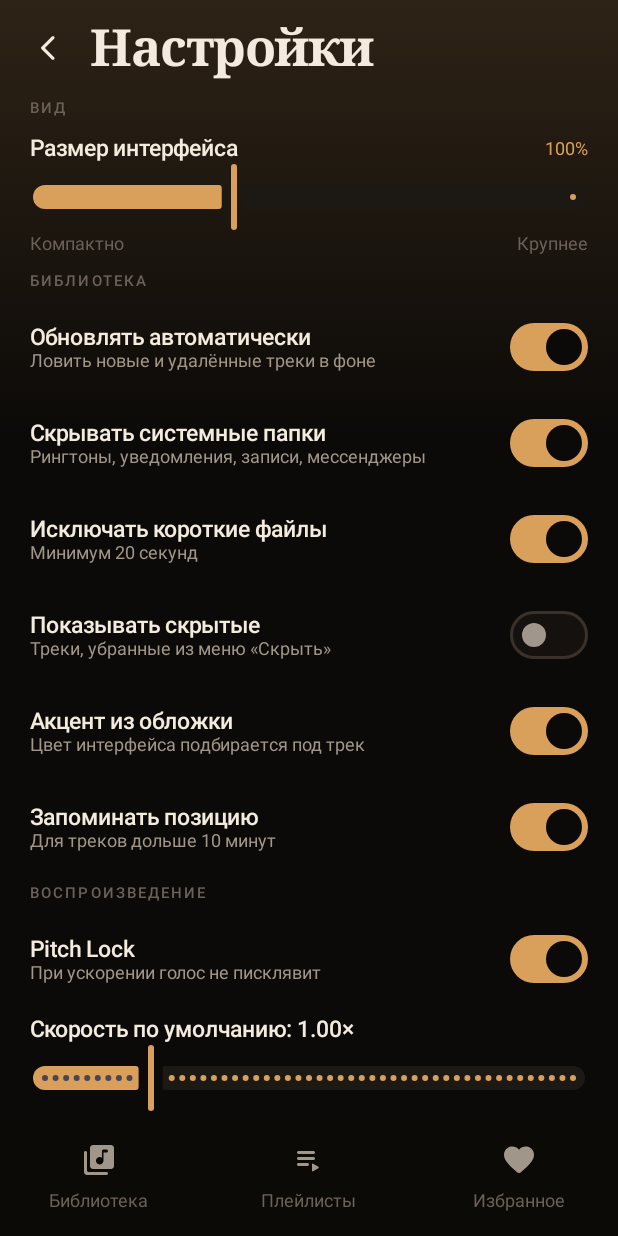
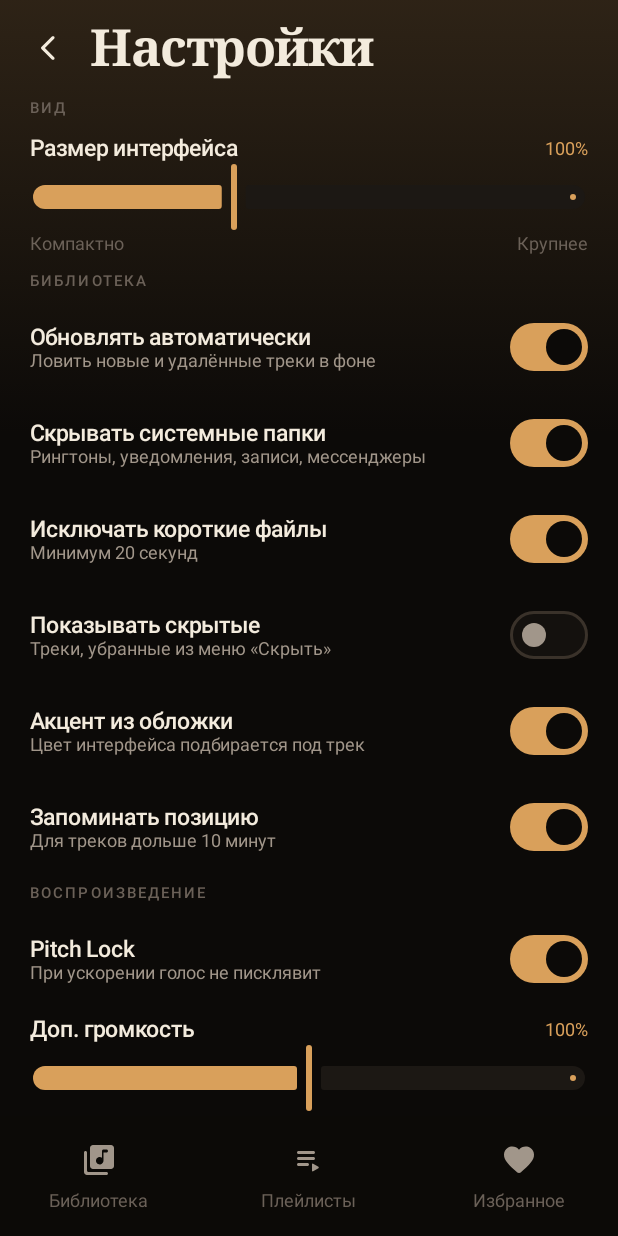
Before and after one commit to oyenter37-sudo/lo, an Android app built with Jetpack Compose: the screen it shows after launch (MainActivity), after a tap on "Настройки", on a phone screen of 412 x 824 dp. Run offline under Robolectric (Android 15) with nearby library versions, the phone set to English and light mode, and no system bars; pictures from the network do not load; 5 statements that could not run were skipped; 2 other taps on this screen came first.

Commit message:
feat: доп. громкость 0-200% (затухание + буст с лимитером)

```diff
--- a/app/src/main/java/com/oyenter/lo/data/Prefs.kt
+++ b/app/src/main/java/com/oyenter/lo/data/Prefs.kt
@@ -32,6 +32,7 @@ data class Settings(
     val showNewDays: Int = 7,
     val uiScale: Float = 1f,
     val showHidden: Boolean = false,
+    val extraVolume: Float = 1f,
 )
 
 class Prefs(private val ctx: Context) {
@@ -53,6 +54,7 @@ class Prefs(private val ctx: Context) {
         val showNewDays = intPreferencesKey("show_new_days")
         val uiScale = floatPreferencesKey("ui_scale")
         val showHidden = booleanPreferencesKey("show_hidden")
+        val extraVolume = floatPreferencesKey("extra_volume")
     }
 
     val settings: Flow<Settings> = ctx.loStore.data.map { it.toSettings() }
@@ -84,6 +86,7 @@ class Prefs(private val ctx: Context) {
             showNewDays = this[K.showNewDays] ?: 7,
             uiScale = this[K.uiScale] ?: 1f,
             showHidden = this[K.showHidden] ?: false,
+            extraVolume = this[K.extraVolume] ?: 1f,
         )
     }
 
@@ -104,9 +107,14 @@ class Prefs(private val ctx: Context) {
         this[K.showNewDays] = s.showNewDays
         this[K.uiScale] = s.uiScale
         this[K.showHidden] = s.showHidden
+        this[K.extraVolume] = s.extraVolume
     }
 
     companion object {
+        /** 0..1 — затухание плеером, >1 — усиление через эквалайзер, дБ. */
+        fun boostDb(volume: Float): Float =
+            if (volume > 1f) (20.0 * kotlin.math.log10(volume.toDouble())).toFloat().coerceIn(0f, 6.5f) else 0f
+
         fun applyPitch(speed: Float, pitchSemi: Int, pitchLock: Boolean): Pair<Float, Float> {
             val semis = Math.pow(2.0, pitchSemi / 12.0).toFloat()
             val pitch = semis * (if (pitchLock) 1f else speed)
--- a/app/src/main/java/com/oyenter/lo/playback/PlaybackService.kt
+++ b/app/src/main/java/com/oyenter/lo/playback/PlaybackService.kt
@@ -60,8 +60,8 @@ class PlaybackService : MediaSessionService() {
             val s = app.prefs.settings.first()
             val (speed, pitch) = Prefs.applyPitch(s.speed, s.pitchSemi, s.pitchLock)
             exo.playbackParameters = PlaybackParameters(speed, pitch)
-            eq.attach(sessionId, s.eqGains, s.preamp, s.eqEnabled)
-            EqBridge.onUpdate = { gains, pre, on -> eq.update(gains, pre, on) }
+            eq.attach(sessionId, s.eqGains, s.preamp, s.eqEnabled, Prefs.boostDb(s.extraVolume))
+            EqBridge.onUpdate = { gains, pre, on, boost -> eq.update(gains, pre, on, boost) }
         }
 
         exo.addListener(object : Player.Listener {
@@ -69,7 +69,7 @@ class PlaybackService : MediaSessionService() {
                 scope.launch {
                     delay(700)
                     val s = app.prefs.settings.first()
-                    eq.attach(audioSessionId, s.eqGains, s.preamp, s.eqEnabled)
+                    eq.attach(audioSessionId, s.eqGains, s.preamp, s.eqEnabled, Prefs.boostDb(s.extraVolume))
                 }
             }
 
--- a/app/src/main/java/com/oyenter/lo/playback/PlayerController.kt
+++ b/app/src/main/java/com/oyenter/lo/playback/PlayerController.kt
@@ -47,6 +47,7 @@ class PlayerController(private val app: Context) {
     private var pitchSemi = 0
     private var pitchLock = true
     private var resumeLong = true
+    private var extraVolume = 1f
     private var sleepJob: Job? = null
     private var ticker: Job? = null
 
@@ -171,16 +172,32 @@ class PlayerController(private val app: Context) {
     }
 
     fun setEq(gains: List<Float>, preamp: Float, enabled: Boolean) {
-        runCatching { EqBridge.onUpdate?.invoke(gains, preamp, enabled) }
+        runCatching { EqBridge.onUpdate?.invoke(gains, preamp, enabled, Prefs.boostDb(extraVolume)) }
             .onFailure { android.util.Log.w("Lo", "eq bridge failed", it) }
     }
+
+    /** 0..2: до 100% — тише, выше — усиление через лимитер. */
+    fun setExtraVolume(value: Float) {
+        extraVolume = value.coerceIn(0f, 2f)
+        runCatching { controller?.volume = extraVolume.coerceAtMost(1f) }
+        runCatching { EqBridge.onUpdate?.invoke(lastGains, lastPreamp, lastEqOn, Prefs.boostDb(extraVolume)) }
+    }
+
+    private var lastGains: List<Float> = List(10) { 0f }
+    private var lastPreamp = 0f
+    private var lastEqOn = false
 
     fun applySettings(s: com.oyenter.lo.data.Settings) {
         speed = s.speed
         pitchSemi = s.pitchSemi
         pitchLock = s.pitchLock
         resumeLong = s.resumeLongTracks
+        extraVolume = s.extraVolume
+        lastGains = s.eqGains
+        lastPreamp = s.preamp
+        lastEqOn = s.eqEnabled
         applyParams()
+        runCatching { controller?.volume = extraVolume.coerceAtMost(1f) }
         setEq(s.eqGains, s.preamp, s.eqEnabled)
     }
 
--- a/app/src/main/java/com/oyenter/lo/ui/AppRoot.kt
+++ b/app/src/main/java/com/oyenter/lo/ui/AppRoot.kt
@@ -62,6 +62,7 @@ sealed interface Detail {
 sealed interface Sheet {
     data object Sort : Sheet
     data object Equalizer : Sheet
+    data object Volume : Sheet
     data object Tuning : Sheet
     data object Queue : Sheet
     data object Sleep : Sheet
@@ -215,6 +216,7 @@ fun AppRoot(app: LoApp) {
                 onClose = { playerOpen = false },
                 onTuning = { sheet = Sheet.Tuning },
                 onEqualizer = { sheet = Sheet.Equalizer },
+                onVolume = { sheet = Sheet.Volume },
                 onQueue = { sheet = Sheet.Queue },
                 onSleep = { sheet = Sheet.Sleep },
                 onMore = { player.current?.let { q -> tracks.firstOrNull { it.id == q.id } }?.let { sheet = Sheet.TrackMenu(it) } },
--- a/app/src/main/java/com/oyenter/lo/ui/SettingsScreen.kt
+++ b/app/src/main/java/com/oyenter/lo/ui/SettingsScreen.kt
@@ -137,6 +137,34 @@ fun SettingsScreen(vm: AppVm, settings: Settings, onBack: () -> Unit) {
             onChange = vm::setPitchLock,
         )
         Column(Modifier.padding(horizontal = 20.dp, vertical = 6.dp)) {
+            var extraVolume by androidx.compose.runtime.remember(settings.extraVolume) {
+                androidx.compose.runtime.mutableFloatStateOf(settings.extraVolume)
+            }
+            Row(verticalAlignment = Alignment.CenterVertically) {
+                Text("Доп. громкость", style = MaterialTheme.typography.titleMedium, color = Ink, modifier = Modifier.weight(1f))
+                Text("${(extraVolume * 100).toInt()}%", style = MaterialTheme.typography.bodySmall, color = Amber)
+            }
+            Slider(
+                value = extraVolume,
+                onValueChange = {
+                    extraVolume = it
+                    vm.previewExtraVolume(it)
+                },
+                onValueChangeFinished = { vm.setExtraVolume(extraVolume) },
+                valueRange = 0f..2f,
+                colors = SliderDefaults.colors(
+                    thumbColor = Amber,
+                    activeTrackColor = Amber,
+                    inactiveTrackColor = Surface2,
+                ),
+            )
+            Text(
+                "0–100% тише, 100–200% громче (с лимитером)",
+                style = MaterialTheme.typography.bodySmall,
+                color = Faint,
+            )
+        }
+        Column(Modifier.padding(horizontal = 20.dp, vertical = 6.dp)) {
             var speed by androidx.compose.runtime.remember(settings.speed) {
                 androidx.compose.runtime.mutableFloatStateOf(settings.speed)
             }
```
Also changed, not shown: app/src/main/java/com/oyenter/lo/playback/EqController.kt (+15 -5 lines), app/src/main/java/com/oyenter/lo/ui/AppVm.kt (+7 -0 lines), app/src/main/java/com/oyenter/lo/ui/PlayerScreen.kt (+14 -2 lines), app/src/main/java/com/oyenter/lo/ui/Sheets.kt (+67 -0 lines).
